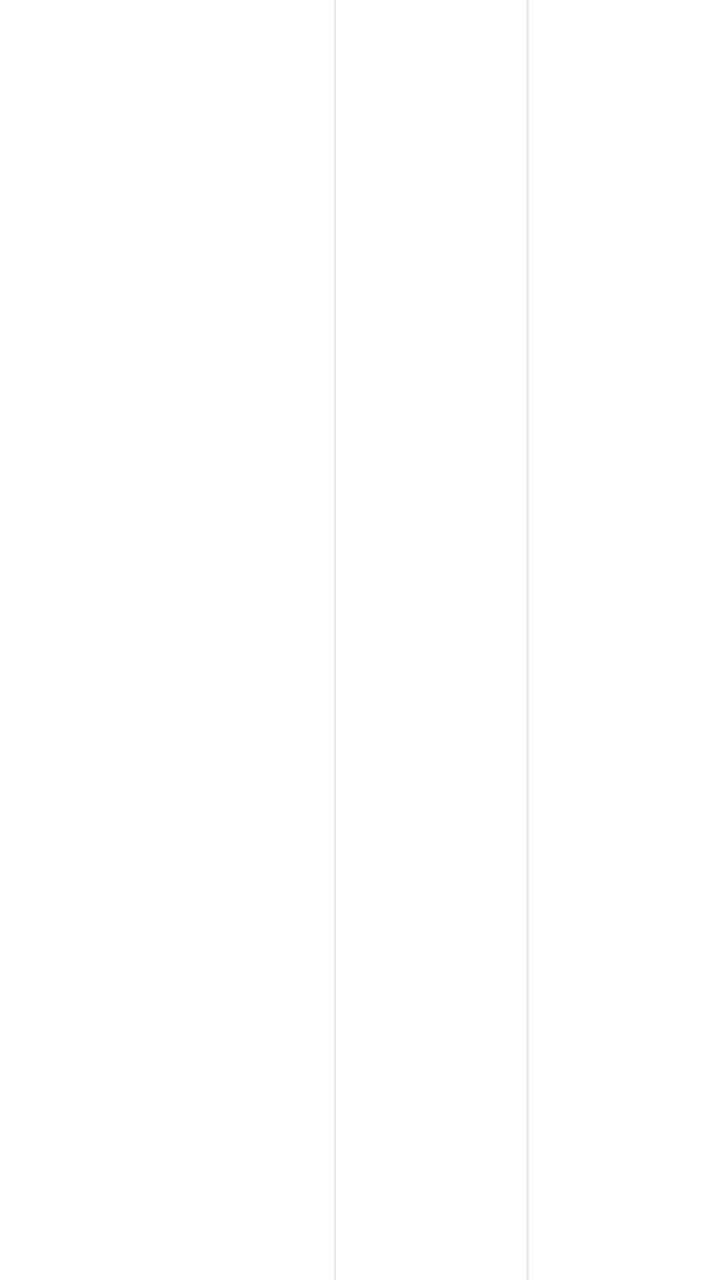
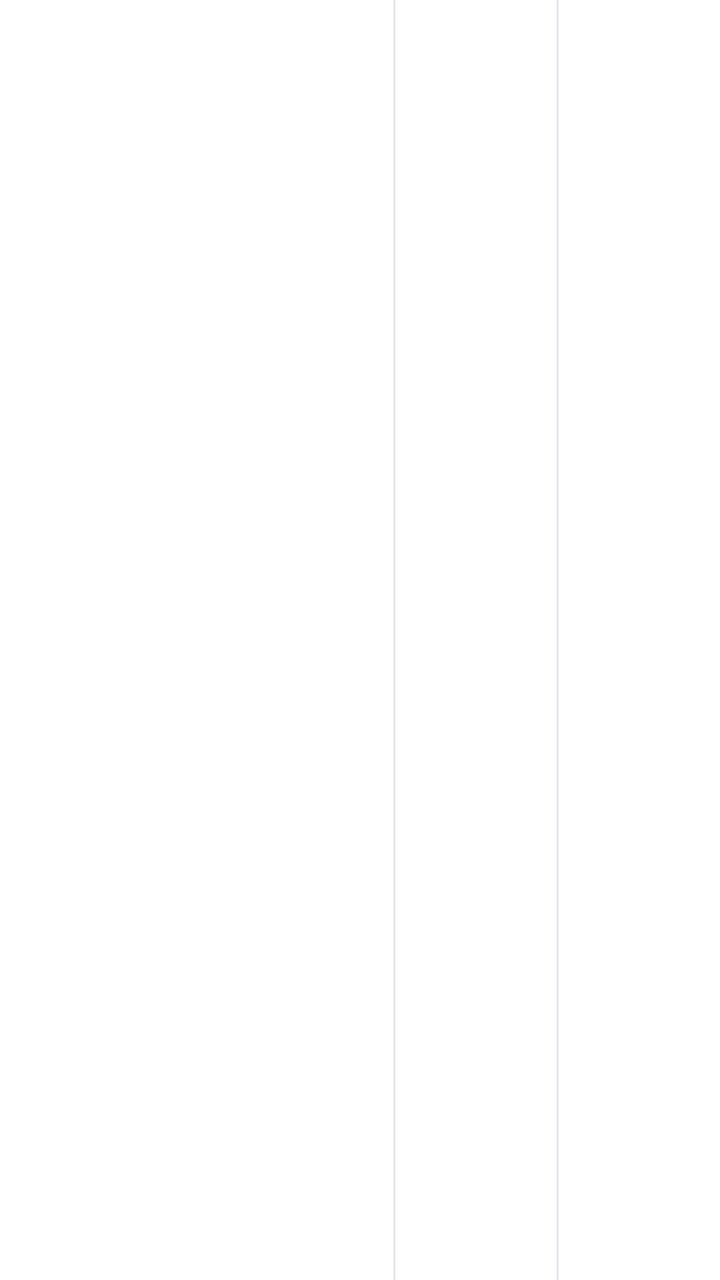

Compare the two renders of this Android layout. The source of the first and the diff that turns it into the second are given below.
<!-- AndroidManifest.xml: application theme Theme.BB -->
<!-- res/layout/item_report_card_table_row.xml -->
<?xml version="1.0" encoding="utf-8"?>
<LinearLayout xmlns:android="http://schemas.android.com/apk/res/android"
    android:layout_width="match_parent"
    android:layout_height="wrap_content"
    android:orientation="horizontal"
    android:weightSum="3"
    android:background="#FFFFFF"
    android:baselineAligned="false">

    <TextView
        android:id="@+id/txtTableSubject"
        android:layout_width="0dp"
        android:layout_height="match_parent"
        android:layout_weight="1.4"
        android:gravity="center"
        android:paddingVertical="8dp"
        android:textColor="#000000"
        android:textSize="12sp"
        android:textStyle="bold" />

    <View
        android:layout_width="1dp"
        android:layout_height="match_parent"
        android:background="#E5E7EB" />

    <TextView
        android:id="@+id/txtTableScore"
        android:layout_width="0dp"
        android:layout_height="match_parent"
        android:layout_weight="0.8"
        android:gravity="center"
        android:paddingVertical="8dp"
        android:textColor="#000000"
        android:textSize="12sp"
        android:textStyle="bold" />

    <View
        android:layout_width="1dp"
        android:layout_height="match_parent"
        android:background="#E5E7EB" />

    <TextView
        android:id="@+id/txtTableOutOf"
        android:layout_width="0dp"
        android:layout_height="match_parent"
        android:layout_weight="0.8"
        android:gravity="center"
        android:paddingVertical="8dp"
        android:textColor="#4B5563"
        android:textSize="12sp" />

</LinearLayout>
<!-- resources referenced by this layout -->
<resources>
  <style name="Theme.BB" parent="Base.Theme.BB" />
  <style name="Base.Theme.BB" parent="Theme.Material3.DayNight.NoActionBar">
          <item name="android:windowBackground">@drawable/app_global_background</item>
  
          <item name="android:windowTranslucentStatus">false</item>
          <item name="android:windowDrawsSystemBarBackgrounds">true</item>
          <item name="android:statusBarColor">@android:color/transparent</item>
          <item name="android:navigationBarColor">@android:color/transparent</item>
  
          <item name="android:windowLightStatusBar">true</item>
      </style>
  <!-- drawable app_global_background (drawable) -->
  <?xml version="1.0" encoding="utf-8"?>
  <layer-list xmlns:android="http://schemas.android.com/apk/res/android">
      <item>
          <shape android:shape="rectangle">
              <solid android:color="#F8FAFC" />
          </shape>
      </item>
  </layer-list>
</resources>

<!-- the commit's change to res/layout/item_report_card_table_row.xml (unified diff, before → after) -->
@@ -2,20 +2,26 @@
 <LinearLayout xmlns:android="http://schemas.android.com/apk/res/android"
     android:layout_width="match_parent"
     android:layout_height="wrap_content"
+    android:background="#FFFFFF"
+    android:baselineAligned="false"
+    android:minHeight="42dp"
     android:orientation="horizontal"
-    android:weightSum="3"
-    android:background="#FFFFFF"
-    android:baselineAligned="false">
+    android:weightSum="4">
 
     <TextView
         android:id="@+id/txtTableSubject"
         android:layout_width="0dp"
         android:layout_height="match_parent"
-        android:layout_weight="1.4"
+        android:layout_weight="2.2"
+        android:breakStrategy="simple"
         android:gravity="center"
-        android:paddingVertical="8dp"
-        android:textColor="#000000"
-        android:textSize="12sp"
+        android:hyphenationFrequency="none"
+        android:maxLines="2"
+        android:paddingHorizontal="6dp"
+        android:paddingVertical="7dp"
+        android:textColor="#111827"
+        android:textDirection="firstStrong"
+        android:textSize="11sp"
         android:textStyle="bold" />
 
     <View
@@ -27,11 +33,11 @@
         android:id="@+id/txtTableScore"
         android:layout_width="0dp"
         android:layout_height="match_parent"
-        android:layout_weight="0.8"
+        android:layout_weight="0.9"
         android:gravity="center"
-        android:paddingVertical="8dp"
-        android:textColor="#000000"
-        android:textSize="12sp"
+        android:padding="6dp"
+        android:textColor="#111827"
+        android:textSize="11sp"
         android:textStyle="bold" />
 
     <View
@@ -43,10 +49,9 @@
         android:id="@+id/txtTableOutOf"
         android:layout_width="0dp"
         android:layout_height="match_parent"
-        android:layout_weight="0.8"
+        android:layout_weight="0.9"
         android:gravity="center"
-        android:paddingVertical="8dp"
+        android:padding="6dp"
         android:textColor="#4B5563"
-        android:textSize="12sp" />
-
+        android:textSize="11sp" />
 </LinearLayout>
